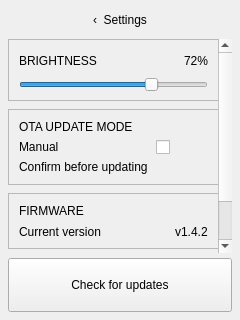
This is home-gateway-app/src/ui/SettingsDashboard.ui in Leminuos/home-gateway as Qt 5 draws it before an edit. The edited form follows.
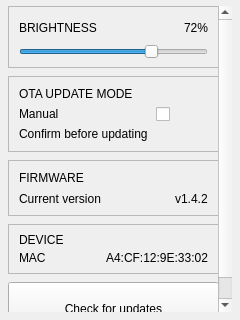
This is the edited form.

Commit message: Feat(app): Add chart dashboard and bottom navigation bar

What changed in the file:
```diff
--- a/home-gateway-app/src/ui/SettingsDashboard.ui
+++ b/home-gateway-app/src/ui/SettingsDashboard.ui
@@ -29,25 +29,6 @@
    <property name="bottomMargin">
     <number>8</number>
    </property>
-   <item>
-    <widget class="QPushButton" name="backButton">
-     <property name="minimumSize">
-      <size>
-       <width>0</width>
-       <height>28</height>
-      </size>
-     </property>
-     <property name="layoutDirection">
-      <enum>Qt::LeftToRight</enum>
-     </property>
-     <property name="text">
-      <string>‹  Settings</string>
-     </property>
-     <property name="flat">
-      <bool>true</bool>
-     </property>
-    </widget>
-   </item>
    <item>
     <widget class="QScrollArea" name="settingsScroll">
      <property name="frameShape">
@@ -377,6 +358,19 @@
          </layout>
         </widget>
        </item>
+       <item>
+        <widget class="QPushButton" name="checkUpdatesButton">
+         <property name="minimumSize">
+          <size>
+           <width>0</width>
+           <height>54</height>
+          </size>
+         </property>
+         <property name="text">
+          <string>Check for updates</string>
+         </property>
+        </widget>
+       </item>
        <item>
         <spacer name="scrollBottomSpacer">
          <property name="orientation">
@@ -394,19 +388,6 @@
      </widget>
     </widget>
    </item>
-   <item>
-    <widget class="QPushButton" name="checkUpdatesButton">
-     <property name="minimumSize">
-      <size>
-       <width>0</width>
-       <height>54</height>
-      </size>
-     </property>
-     <property name="text">
-      <string>Check for updates</string>
-     </property>
-    </widget>
-   </item>
   </layout>
  </widget>
  <resources/>
```
The commit also changes 27 other files.
